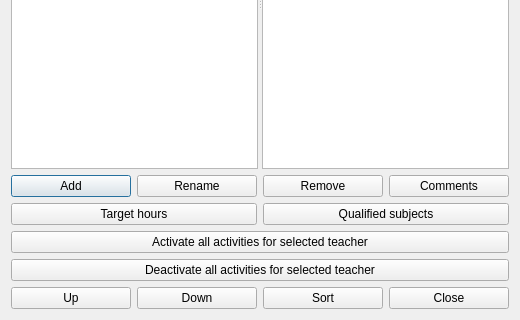
Qt form fet/src/interface/teachersform_template.ui (vonmecheln/fet) before a commit; both pictures show x 0 to 520 and y 182 to 502 of the 520 by 502 pixel window.
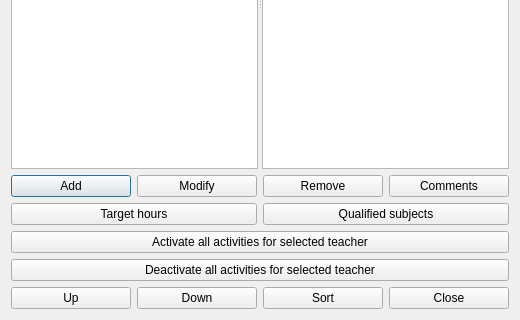
The same form after that commit.

Diff of the .ui file:
```diff
--- a/fet/src/interface/teachersform_template.ui
+++ b/fet/src/interface/teachersform_template.ui
@@ -41,7 +41,7 @@
      <item>
       <widget class="QPushButton" name="renameTeacherPushButton">
        <property name="text">
-        <string>Rename</string>
+        <string>Modify</string>
        </property>
       </widget>
      </item>
```
Left out of the diff: 2 changed lines with no effect on the pictures.
